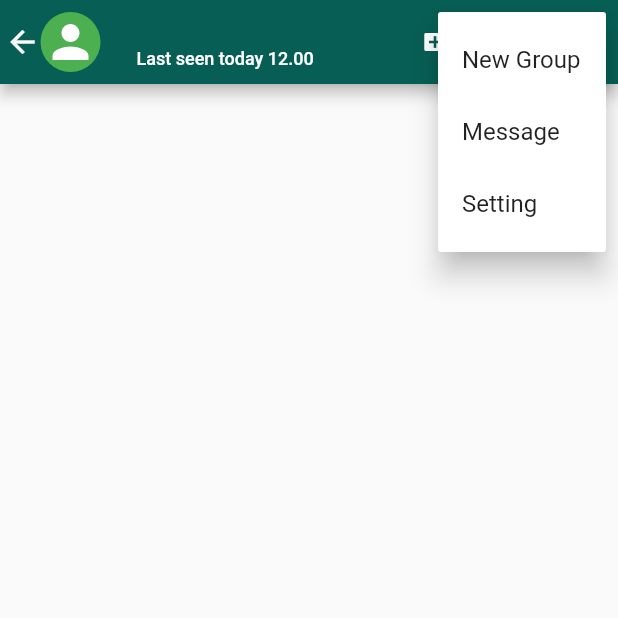
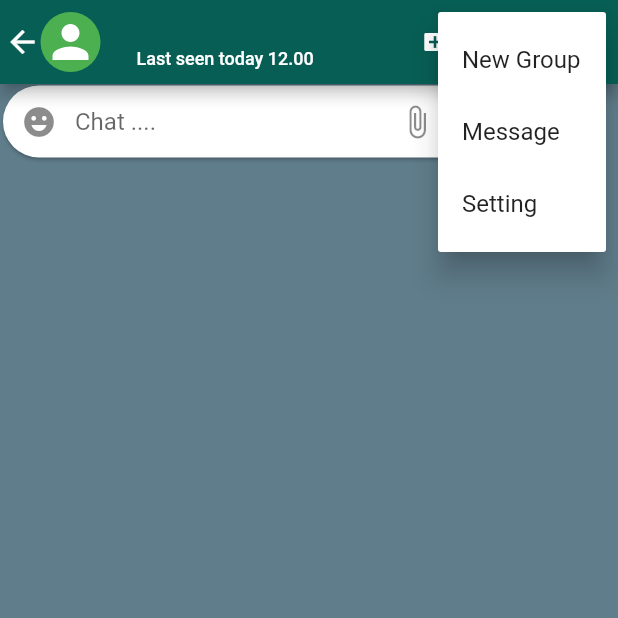
Before and after one commit to hai061898/chat, a Flutter app: the IndividualScreen screen opened directly with empty values, after a tap on the "more vert" icon, on a phone screen of 412 x 824 dp, the top half of it. Run offline on Flutter 3.47's test engine with Material 2 defaults, Android fonts, the phone set to English and light mode, and no system bars; our stand-ins replace emoji_picker_flutter, flutter_svg; network calls fail.

Commit message:
adding Custom Emoji #10

```diff
--- a/lib/pages/chat/chat_screen.dart
+++ b/lib/pages/chat/chat_screen.dart
@@ -1,5 +1,4 @@
 import 'package:chat/models/chat_model.dart';
-import 'package:chat/pages/individual/individual_screen.dart';
 import 'package:chat/widgets/listcard.dart';
 import 'package:flutter/material.dart';
 
--- a/lib/pages/individual/individual_screen.dart
+++ b/lib/pages/individual/individual_screen.dart
@@ -1,5 +1,7 @@
 import 'package:chat/models/chat_model.dart';
+import 'package:emoji_picker_flutter/emoji_picker_flutter.dart';
 import 'package:flutter/material.dart';
+import 'package:flutter/services.dart';
 import 'package:flutter_svg/svg.dart';
 
 class IndividualScreen extends StatefulWidget {
@@ -10,9 +12,25 @@ class IndividualScreen extends StatefulWidget {
 }
 
 class _IndividualScreenState extends State<IndividualScreen> {
+  bool show = false;
+  FocusNode focusNode = FocusNode();
+  TextEditingController controller = TextEditingController();
+  @override
+  void initState() {
+    super.initState();
+    focusNode.addListener(() {
+      if (focusNode.hasFocus) {
+        setState(() {
+          show = false;
+        });
+      }
+    });
+  }
+
   @override
   Widget build(BuildContext context) {
     return Scaffold(
+      backgroundColor: Colors.blueGrey,
       appBar: AppBar(
         leadingWidth: 70,
         leading: InkWell(
@@ -53,21 +71,20 @@ class _IndividualScreenState extends State<IndividualScreen> {
             children: [
               Text(
                 widget.chat!.name!,
-                style: TextStyle(
-                  fontSize: 18.5,
-                  fontWeight: FontWeight.bold
+                style: TextStyle(fontSize: 18.5, fontWeight: FontWeight.bold),
               ),
-              ),
-              Text("Last seen today 12.00",
+              Text(
+                "Last seen today 12.00",
                 style: TextStyle(
                   fontSize: 12,
-              ),)
+                ),
+              )
             ],
           ),
         ),
         actions: [
-          IconButton(onPressed: (){}, icon: Icon(Icons.video_call)),
-          IconButton(onPressed: (){}, icon: Icon(Icons.call)),
+          IconButton(onPressed: () {}, icon: Icon(Icons.video_call)),
+          IconButton(onPressed: () {}, icon: Icon(Icons.call)),
           PopupMenuButton<String>(
             onSelected: (value) {
               print(value);
@@ -91,6 +108,120 @@ class _IndividualScreenState extends State<IndividualScreen> {
           ),
         ],
       ),
+      body: Container(
+        height: MediaQuery.of(context).size.height,
+        width: MediaQuery.of(context).size.width,
+        child: WillPopScope(
+          onWillPop: () {
+            if (show) {
+              setState(() {
+                show = false;
+              });
+            } else {
+              Navigator.pop(context);
+            }
+            return Future.value(false);
+          },
+          child: Stack(
+            children: [
+              ListView(),
+              Align(
+                alignment: Alignment.bottomCenter,
+                child: Column(children: [
+                  Row(
+                    children: [
+                      Container(
+                        width: MediaQuery.of(context).size.width - 60,
+                        child: Card(
+                          margin: EdgeInsets.only(left: 2, right: 2, bottom: 8),
+                          shape: RoundedRectangleBorder(
+                            borderRadius: BorderRadius.circular(55),
+                          ),
+                          child: TextFormField(
+                            controller: controller,
+                            focusNode: focusNode,
+                            maxLines: 5,
+                            minLines: 1,
+                            textAlignVertical: TextAlignVertical.center,
+                            keyboardType: TextInputType.multiline,
+                            decoration: InputDecoration(
+                                border: InputBorder.none,
+                                hintText: "Chat ....",
+                                prefixIcon: IconButton(
+                                  onPressed: () {
+                                    setState(() {
+                                      focusNode.unfocus();
+                                      focusNode.canRequestFocus = false;
+                                      show = !show;
+                                    });
+                                  },
+                                  icon: Icon(Icons.emoji_emotions),
+                                ),
+                                contentPadding: EdgeInsets.all(5),
+                                suffixIcon: Row(
+                                  mainAxisSize: MainAxisSize.min,
+                                  children: [
+                                    IconButton(
+                                      onPressed: () {},
+                                      icon: Icon(Icons.attach_file),
+                                    ),
+                                    IconButton(
+                                      onPressed: () {},
+                                      icon: Icon(Icons.camera_alt),
+                                    ),
+                                  ],
+                                )),
+                          ),
+                        ),
+                      ),
+                      Padding(
+                        padding:
+                            const EdgeInsets.only(bottom: 8, right: 2, left: 2),
+                        child: CircleAvatar(
+                          radius: 25,
+                          child: IconButton(
+                            icon: Icon(Icons.mic),
+                            onPressed: () {},
+                          ),
+                        ),
+                      ),
+                    ],
+                  ),
+                  show ? emojipicker() : Container(),
+                ]),
+              ),
+            ],
+          ),
+        ),
+      ),
     );
   }
+
+  Widget emojipicker() {
+    return EmojiPicker(
+        config: Config(
+            columns: 7,
+            emojiSizeMax: 32.0,
+            verticalSpacing: 0,
+            horizontalSpacing: 0,
+            initCategory: Category.RECENT,
+            bgColor: Color(0xFFF2F2F2),
+            indicatorColor: Colors.blue,
+            iconColor: Colors.grey,
+            iconColorSelected: Colors.blue,
+            progressIndicatorColor: Colors.blue,
+            showRecentsTab: true,
+            recentsLimit: 28,
+            noRecentsText: "No Recents",
+            noRecentsStyle:
+                const TextStyle(fontSize: 20, color: Colors.black26),
+            categoryIcons: const CategoryIcons(),
+            buttonMode: ButtonMode.MATERIAL),
+        onEmojiSelected: (emoji, category) {
+          print(emoji);
+          setState(() {
+            controller.text = controller.text + emoji.toString();
+          });
+        });
   }
+}
--- a/pubspec.yaml
+++ b/pubspec.yaml
@@ -29,6 +29,8 @@ dependencies:
   # Use with the CupertinoIcons class for iOS style icons.
   cupertino_icons: ^1.0.2
   flutter_svg: ^0.22.0
+  shared_preferences: ^2.0.7
+  emoji_picker_flutter: ^1.0.6
 
 dev_dependencies:
   flutter_test:
```
Also changed, not shown: pubspec.lock. Lines whose indentation alone changed are shown as unchanged.
